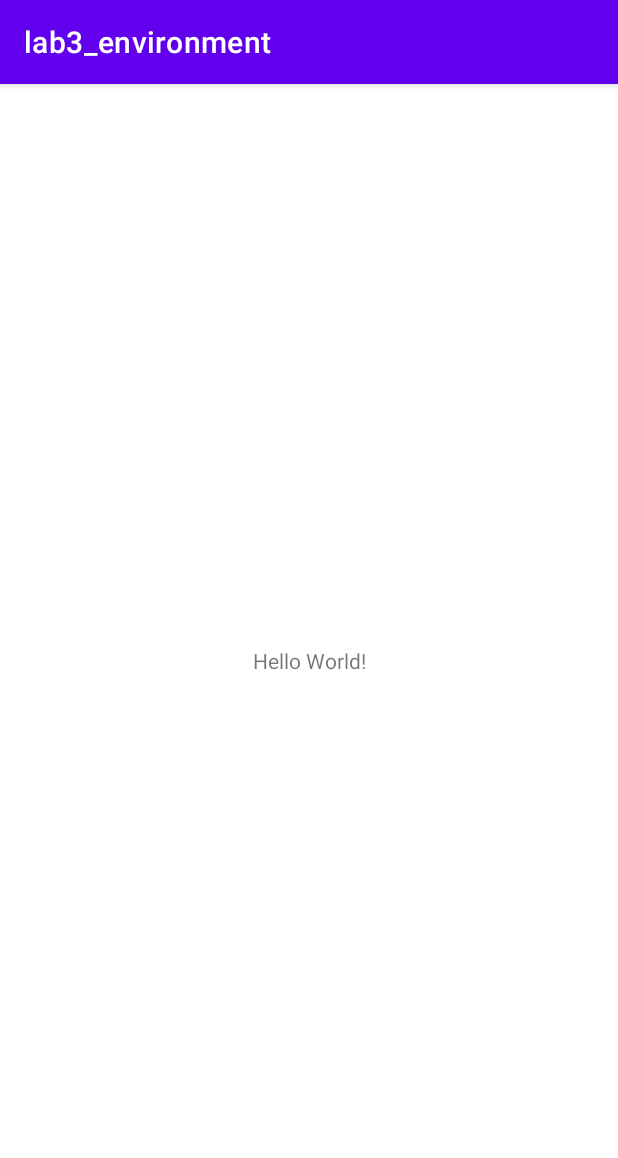
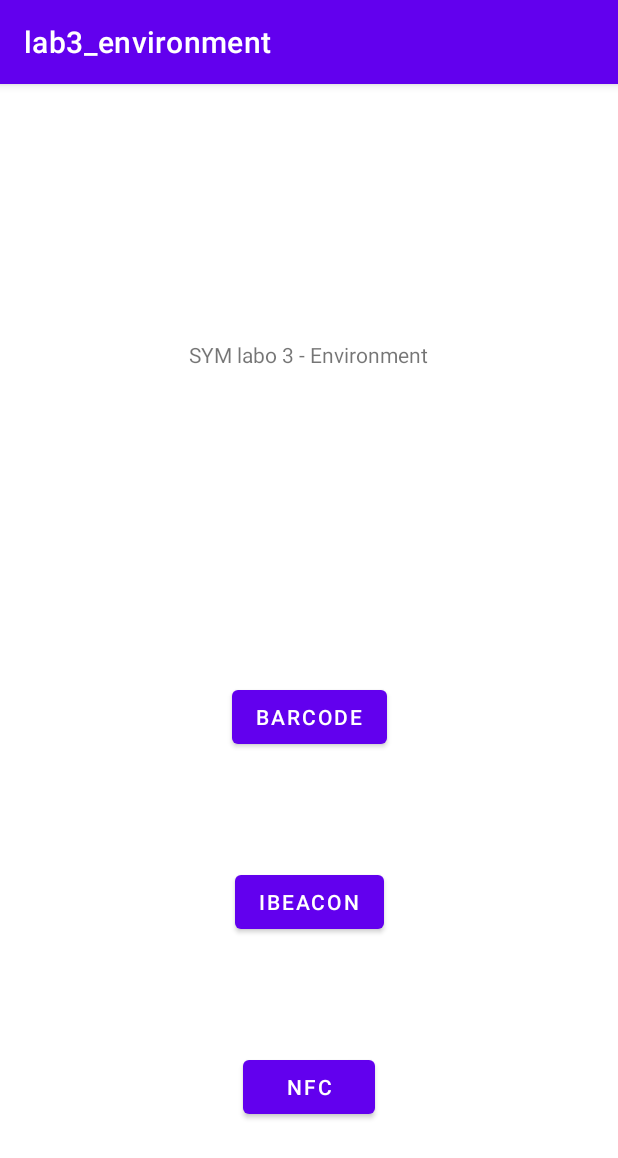
Before and after one commit to david-pellissier/SYM-Labo-3-Environnement, an Android app: the screen it shows after launch (MainActivity), on a phone screen of 412 x 824 dp. Shown: the top 1158 px of the screen. Run offline under Robolectric (Android 15) with nearby library versions, the phone set to English and light mode, and no system bars.

Commit message:
main layout & 3 activities

```diff
--- /dev/null
+++ b/app/src/main/java/com/heigvd/sym/lab3_environment/Barcode.kt
@@ -0,0 +1,4 @@
+package com.heigvd.sym.lab3_environment
+
+class Barcode {
+}
--- /dev/null
+++ b/app/src/main/java/com/heigvd/sym/lab3_environment/NFC.kt
@@ -0,0 +1,4 @@
+package com.heigvd.sym.lab3_environment
+
+class NFC {
+}
--- /dev/null
+++ b/app/src/main/java/com/heigvd/sym/lab3_environment/iBeacon.kt
@@ -0,0 +1,4 @@
+package com.heigvd.sym.lab3_environment
+
+class iBeacon {
+}
--- a/app/src/main/res/layout/activity_main.xml
+++ b/app/src/main/res/layout/activity_main.xml
@@ -7,12 +7,47 @@
     tools:context=".MainActivity">
 
     <TextView
+        android:id="@+id/main_title"
         android:layout_width="wrap_content"
         android:layout_height="wrap_content"
-        android:text="Hello World!"
+        android:text="@string/main_title"
         app:layout_constraintBottom_toBottomOf="parent"
+        app:layout_constraintEnd_toEndOf="parent"
+        app:layout_constraintHorizontal_bias="0.498"
         app:layout_constraintLeft_toLeftOf="parent"
         app:layout_constraintRight_toRightOf="parent"
-        app:layout_constraintTop_toTopOf="parent" />
+        app:layout_constraintStart_toStartOf="parent"
+        app:layout_constraintTop_toTopOf="parent"
+        app:layout_constraintVertical_bias="0.228" />
+
+    <Button
+        android:id="@+id/main_btn_barcode"
+        android:layout_width="wrap_content"
+        android:layout_height="wrap_content"
+        android:layout_marginBottom="75dp"
+        android:text="@string/main_btn_barcode"
+        app:layout_constraintBottom_toTopOf="@+id/main_btn_ibeacon"
+        app:layout_constraintEnd_toEndOf="parent"
+        app:layout_constraintStart_toStartOf="parent" />
+
+    <Button
+        android:id="@+id/main_btn_ibeacon"
+        android:layout_width="wrap_content"
+        android:layout_height="wrap_content"
+        android:layout_marginBottom="75dp"
+        android:text="@string/main_btn_ibeacon"
+        app:layout_constraintBottom_toTopOf="@+id/main_btn_nfc"
+        app:layout_constraintEnd_toEndOf="parent"
+        app:layout_constraintStart_toStartOf="parent" />
+
+    <Button
+        android:id="@+id/main_btn_nfc"
+        android:layout_width="wrap_content"
+        android:layout_height="wrap_content"
+        android:layout_marginBottom="75dp"
+        android:text="@string/main_btn_nfc"
+        app:layout_constraintBottom_toBottomOf="parent"
+        app:layout_constraintEnd_toEndOf="parent"
+        app:layout_constraintStart_toStartOf="parent" />
 
 </androidx.constraintlayout.widget.ConstraintLayout>
--- a/app/src/main/res/values/strings.xml
+++ b/app/src/main/res/values/strings.xml
@@ -1,3 +1,7 @@
 <resources>
     <string name="app_name">lab3_environment</string>
+    <string name="main_btn_nfc">NFC</string>
+    <string name="main_btn_ibeacon">iBeacon</string>
+    <string name="main_btn_barcode">Barcode</string>
+    <string name="main_title">SYM labo 3 - Environment</string>
 </resources>
```
